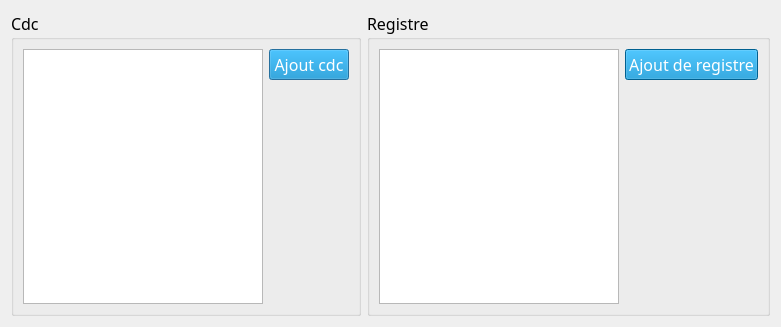
Old version of the form src/Gui/Admin/dialogCdcRegistre.ui in the repository chani2022/python.
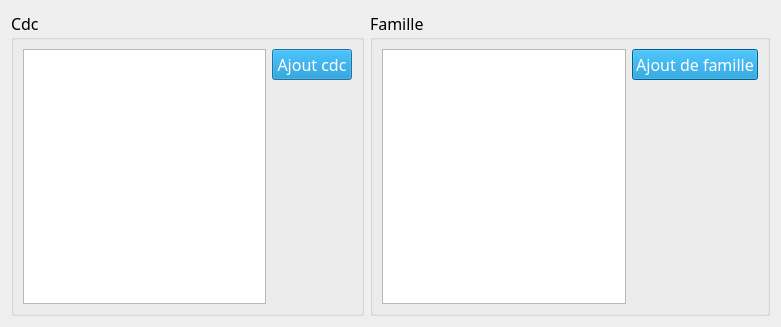
New version of the form.

The edit to the form file:
```diff
--- a/src/Gui/Admin/dialogCdcRegistre.ui
+++ b/src/Gui/Admin/dialogCdcRegistre.ui
@@ -75,7 +75,7 @@
       </font>
      </property>
      <property name="title">
-      <string>Registre</string>
+      <string>Famille</string>
      </property>
      <layout class="QHBoxLayout" name="horizontalLayout_2">
       <item>
@@ -96,7 +96,7 @@
 color: rgb(255, 255, 255);</string>
           </property>
           <property name="text">
-           <string>Ajout de registre</string>
+           <string>Ajout de famille</string>
           </property>
          </widget>
         </item>
```
Left out of the diff: 2 changed lines with no effect on the pictures.
